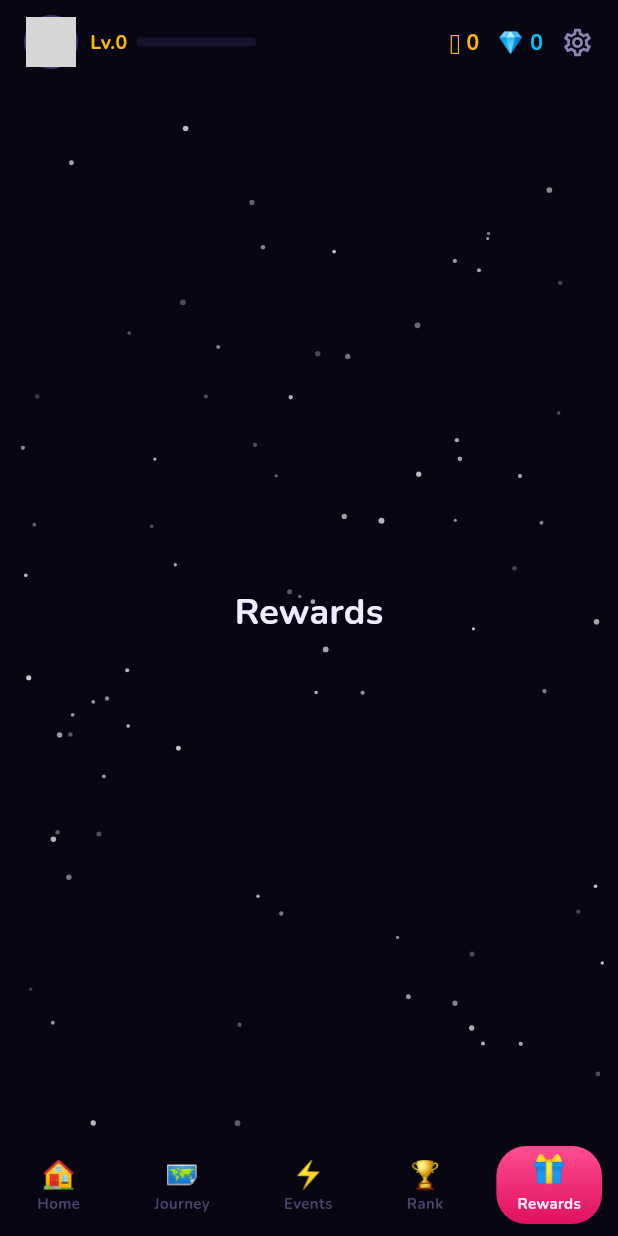
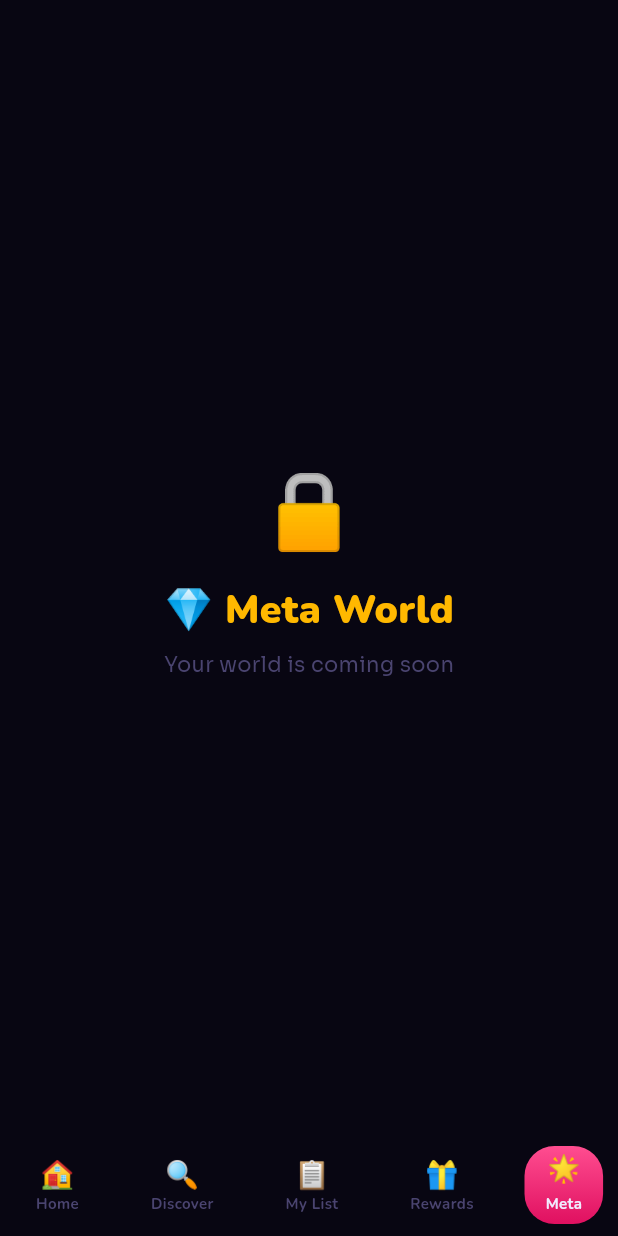
Before and after one commit to tlahav91-debug/appo, a Flutter app: the screen it shows once a user with an empty profile is signed in, item 5 of the bottom bar chosen, on a phone screen of 412 x 824 dp. Run offline on Flutter 3.47's test engine with Material 3 defaults, Android fonts, the phone set to English and light mode, and no system bars; our stand-ins replace firebase_core, firebase_messaging, flutter_local_notifications, flutter_riverpod, go_router, google_fonts and 3 more; missing offline and left inert: posthog_flutter, purchases_flutter; accounts and stored records are empty; network calls fail; grey boxes are pictures that could not be loaded.

Commit message:
[FEATURE] Sprint 2: PRDs + nav restructure placeholders (PRD-018 partial)
- Add PRD-018/019/020/021 product docs
- Nav restructure: Home/Discover/MyList/Rewards/Meta tabs (placeholders)
- New placeholder screens: DiscoverScreen, MyListScreen, MetaPlaceholderScreen
- app_router.dart + app_shell.dart updated for new tab structure

https://claude.ai/code/session_01KohWrTkKywj5YHwJ97Ppdz

```diff
--- a/lib/core/router/app_router.dart
+++ b/lib/core/router/app_router.dart
@@ -9,6 +9,9 @@ import '../../features/club/presentation/club_screen.dart';
 import '../../features/club/presentation/club_search_screen.dart';
 import '../../features/collectibles/presentation/album_screen.dart';
 import '../../features/events/presentation/lava_quest_screen.dart';
+import '../../features/profile/presentation/events_screen.dart';
+import '../../features/profile/presentation/journey_screen.dart';
+import '../../features/profile/presentation/leaderboard_screen.dart';
 import '../../features/pass/presentation/drama_pass_screen.dart';
 import '../../features/race/presentation/race_screen.dart';
 import '../../features/shop/presentation/gem_shop_screen.dart';
--- a/lib/core/router/app_shell.dart
+++ b/lib/core/router/app_shell.dart
@@ -4,10 +4,10 @@ import 'package:google_fonts/google_fonts.dart';
 import '../../core/theme/tokens.dart';
 import '../../features/profile/application/profile_provider.dart';
 import '../../features/profile/presentation/home_screen.dart';
-import '../../features/profile/presentation/journey_screen.dart';
-import '../../features/profile/presentation/events_screen.dart';
-import '../../features/profile/presentation/leaderboard_screen.dart';
 import '../../features/profile/presentation/rewards_screen.dart';
+import '../../features/discover/presentation/discover_screen.dart';
+import '../../features/mylist/presentation/my_list_screen.dart';
+import '../../features/meta/presentation/meta_placeholder_screen.dart';
 import '../../features/shop/application/starter_pack_provider.dart';
 import '../../shared/widgets/starter_pack_sheet.dart';
 
@@ -24,18 +24,18 @@ class _AppShellState extends ConsumerState<AppShell> {
 
   static const _screens = [
     HomeScreen(),
-    JourneyScreen(),
-    EventsScreen(),
-    LeaderboardScreen(),
+    DiscoverScreen(),
+    MyListScreen(),
     RewardsScreen(),
+    MetaPlaceholderScreen(),
   ];
 
   static const _tabs = [
     _TabItem(icon: '🏠', label: 'Home'),
-    _TabItem(icon: '🗺️', label: 'Journey'),
-    _TabItem(icon: '⚡', label: 'Events'),
-    _TabItem(icon: '🏆', label: 'Rank'),
+    _TabItem(icon: '🔍', label: 'Discover'),
+    _TabItem(icon: '📋', label: 'My List'),
     _TabItem(icon: '🎁', label: 'Rewards'),
+    _TabItem(icon: '🌟', label: 'Meta'),
   ];
 
   @override
--- /dev/null
+++ b/lib/features/meta/presentation/meta_placeholder_screen.dart
@@ -0,0 +1,23 @@
+import 'package:flutter/material.dart';
+import 'package:google_fonts/google_fonts.dart';
+import '../../../core/theme/tokens.dart';
+
+class MetaPlaceholderScreen extends StatelessWidget {
+  const MetaPlaceholderScreen({super.key});
+
+  @override
+  Widget build(BuildContext context) {
+    return Scaffold(
+      backgroundColor: bgDeep,
+      body: Center(
+        child: Column(mainAxisSize: MainAxisSize.min, children: [
+          const Text('🔒', style: TextStyle(fontSize: 48)),
+          const SizedBox(height: 12),
+          Text('💎 Meta World', style: GoogleFonts.nunito(color: gold, fontSize: 26, fontWeight: FontWeight.w900)),
+          const SizedBox(height: 8),
+          Text('Your world is coming soon', style: GoogleFonts.sora(color: textDim, fontSize: 14)),
+        ]),
+      ),
+    );
+  }
+}
```
Also changed, not shown: lib/features/discover/presentation/discover_screen.dart (added, +24 -0 lines), lib/features/mylist/presentation/my_list_screen.dart (added, +24 -0 lines), 4 other files.
